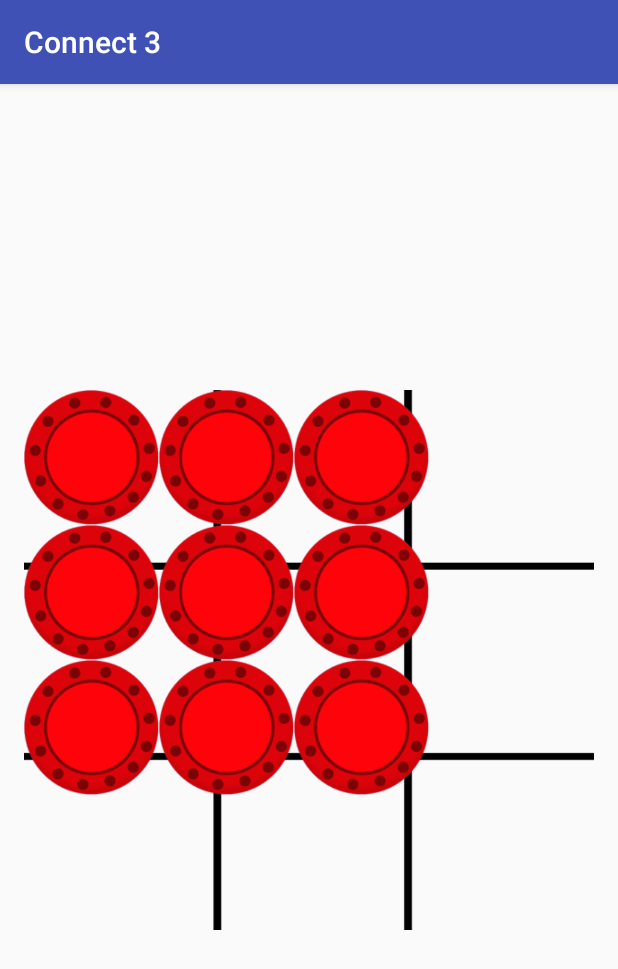
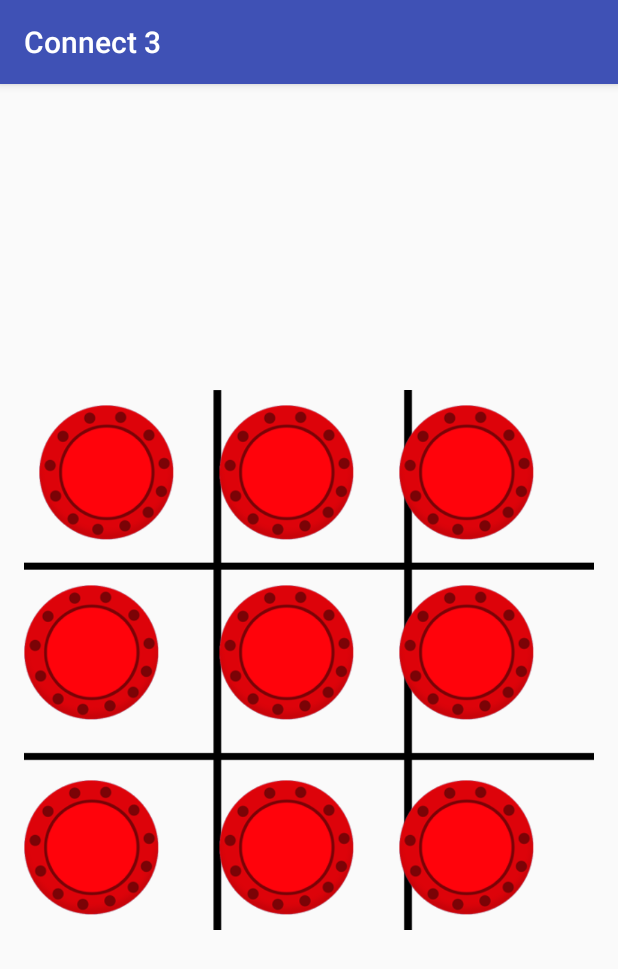
Before and after one commit to Darshilpatel/Connect-3, an Android app: the screen it shows after launch (MainActivity), on a phone screen of 412 x 824 dp. Shown: the top 969 px of the screen. Run offline under Robolectric (Android 15) with nearby library versions, the phone set to English and light mode, and no system bars.

Commit message:
fixed image marigns

```diff
--- a/app/src/main/res/layout/activity_main.xml
+++ b/app/src/main/res/layout/activity_main.xml
@@ -27,7 +27,8 @@
             android:id="@+id/imageView"
             android:layout_row="0"
             android:layout_column="0"
-            android:src="@drawable/red" />
+            android:src="@drawable/red"
+            android:layout_margin="10dp" />
 
         <ImageView
             android:layout_width="90dp"
@@ -35,7 +36,9 @@
             android:id="@+id/imageView2"
             android:layout_row="0"
             android:layout_column="1"
-            android:src="@drawable/red" />
+            android:src="@drawable/red"
+            android:layout_marginLeft="20dp"
+            android:layout_marginTop="10dp" />
 
         <ImageView
             android:layout_width="90dp"
@@ -43,7 +46,9 @@
             android:id="@+id/imageView5"
             android:layout_row="0"
             android:layout_column="11"
-            android:src="@drawable/red" />
+            android:src="@drawable/red"
+            android:layout_marginLeft="30dp"
+            android:layout_marginTop="10dp" />
 
         <ImageView
             android:layout_width="90dp"
@@ -51,7 +56,8 @@
             android:id="@+id/imageView9"
             android:layout_row="1"
             android:layout_column="0"
-            android:src="@drawable/red" />
+            android:src="@drawable/red"
+            android:layout_marginTop="20dp" />
 
         <ImageView
             android:layout_width="90dp"
@@ -59,7 +65,9 @@
             android:id="@+id/imageView4"
             android:layout_row="1"
             android:layout_column="1"
-            android:src="@drawable/red" />
+            android:src="@drawable/red"
+            android:layout_marginTop="20dp"
+            android:layout_marginLeft="20dp" />
 
         <ImageView
             android:layout_width="90dp"
@@ -67,7 +75,9 @@
             android:id="@+id/imageView3"
             android:layout_row="1"
             android:layout_column="11"
-            android:src="@drawable/red" />
+            android:src="@drawable/red"
+            android:layout_marginTop="20dp"
+            android:layout_marginLeft="30dp" />
 
         <ImageView
             android:layout_width="90dp"
@@ -75,7 +85,8 @@
             android:id="@+id/imageView8"
             android:layout_row="4"
             android:layout_column="0"
-            android:src="@drawable/red" />
+            android:src="@drawable/red"
+            android:layout_marginTop="40dp" />
 
         <ImageView
             android:layout_width="90dp"
@@ -83,7 +94,9 @@
             android:id="@+id/imageView7"
             android:layout_row="4"
             android:layout_column="1"
-            android:src="@drawable/red" />
+            android:src="@drawable/red"
+            android:layout_marginTop="40dp"
+            android:layout_marginLeft="20dp" />
 
         <ImageView
             android:layout_width="90dp"
@@ -91,7 +104,9 @@
             android:id="@+id/imageView6"
             android:layout_row="4"
             android:layout_column="11"
-            android:src="@drawable/red" />
+            android:src="@drawable/red"
+            android:layout_marginTop="40dp"
+            android:layout_marginLeft="30dp" />
 
     </GridLayout>
 </RelativeLayout>
```
